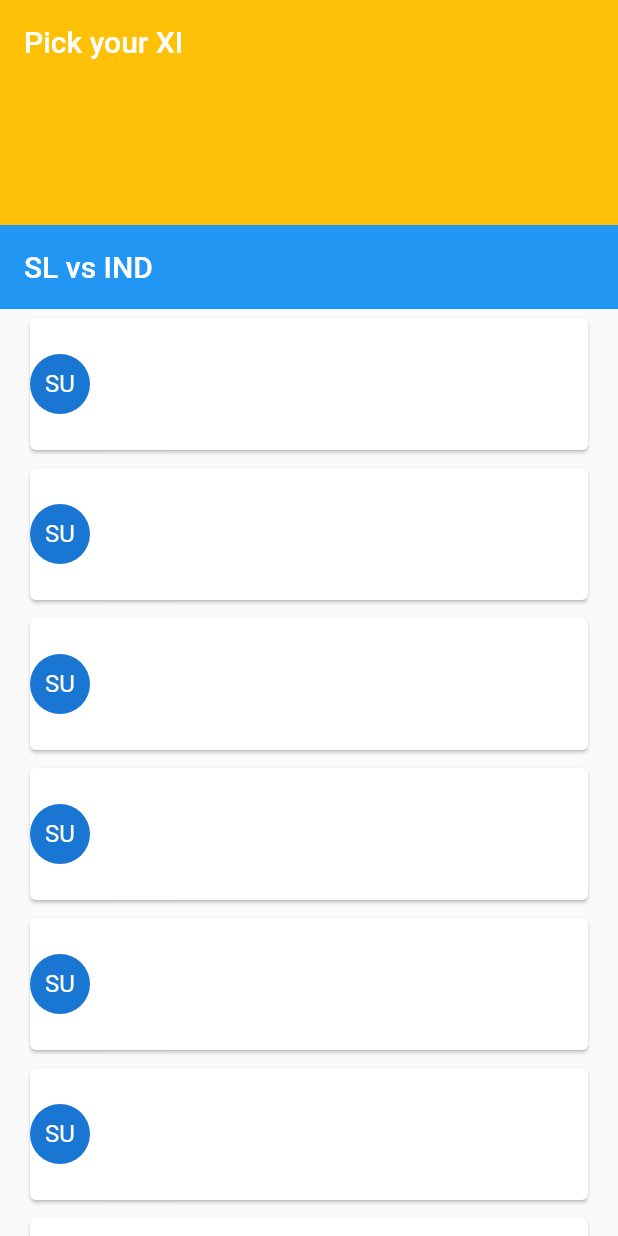
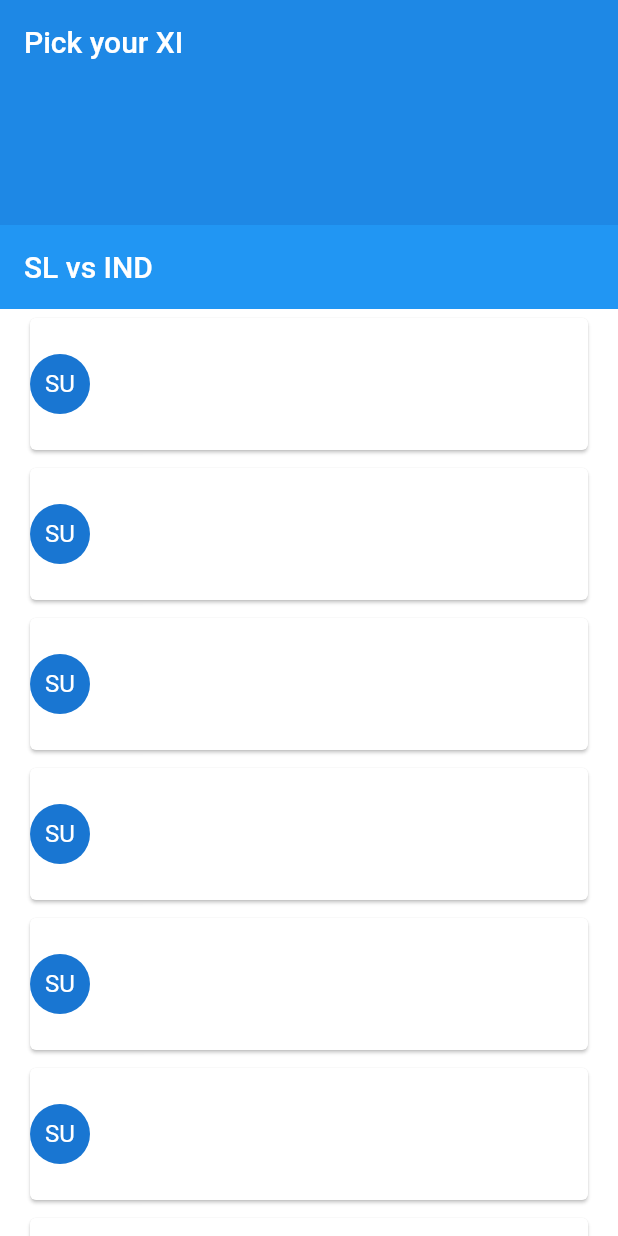
Before and after one commit to sukie2/flutter-smash-it-fantasy-league, a Flutter app: the screen it shows after launch, on a phone screen of 412 x 824 dp. Run offline on Flutter 3.47's test engine with Material 2 defaults, Android fonts, the phone set to English and light mode, and no system bars.

Commit message:
Added themes.

```diff
--- /dev/null
+++ b/lib/SmashItApp.dart
@@ -0,0 +1,32 @@
+import 'package:flutter/material.dart';
+import 'package:smash_it/screens/palyer_selection_screen.dart';
+import 'package:smash_it/theme/themes.dart';
+
+class SmashItApp extends StatefulWidget {
+  const SmashItApp({Key? key}) : super(key: key);
+
+  @override
+  _SmashItAppState createState() => _SmashItAppState();
+}
+
+class _SmashItAppState extends State<SmashItApp> {
+  @override
+  void initState() {
+    super.initState();
+    currentTheme.addListener(() {
+      setState(() {});
+    });
+  }
+
+  @override
+  Widget build(BuildContext context) {
+    return MaterialApp(
+      theme: CustomTheme.lightTheme,
+      darkTheme: CustomTheme.darkTheme,
+      themeMode: currentTheme.currentTheme,
+      home: Scaffold(
+        body: PlayerSelectionScreen(),
+      ),
+    );
+  }
+}
--- a/lib/main.dart
+++ b/lib/main.dart
@@ -1,6 +1,7 @@
 import 'package:flutter/material.dart';
-import 'package:smash_it/screens/palyer_selection_screen.dart';
+
+import 'SmashItApp.dart';
 
 void main() {
-  runApp(PlayerSelectionScreen());
+  runApp(SmashItApp());
 }
--- a/lib/screens/palyer_selection_screen.dart
+++ b/lib/screens/palyer_selection_screen.dart
@@ -11,12 +11,9 @@ class PlayerSelectionScreen extends StatefulWidget {
 class _PlayerSelectionScreenState extends State<PlayerSelectionScreen> {
   @override
   Widget build(BuildContext context) {
-    return MaterialApp(
-      home: Scaffold(
-        body: CustomScrollView(
+    return CustomScrollView(
       slivers: [
         SliverAppBar(
-              backgroundColor: Colors.amber,
           title: Text('Pick your XI'),
           expandedHeight: 30,
           collapsedHeight: 150,
@@ -36,8 +33,6 @@ class _PlayerSelectionScreenState extends State<PlayerSelectionScreen> {
           ),
         ),
       ],
-        ),
-      ),
     );
   }
 }
--- /dev/null
+++ b/lib/theme/themes.dart
@@ -0,0 +1,32 @@
+import 'package:flutter/material.dart';
+
+CustomTheme currentTheme = CustomTheme();
+
+class CustomTheme with ChangeNotifier {
+  static bool _isDarkTheme = false;
+  ThemeMode get currentTheme => _isDarkTheme ? ThemeMode.dark : ThemeMode.light;
+
+  void toggleTheme() {
+    _isDarkTheme = !_isDarkTheme;
+    notifyListeners();
+  }
+
+  static ThemeData get lightTheme {
+    return ThemeData(
+      primaryColor: Colors.blue[600],
+      backgroundColor: Colors.white,
+      scaffoldBackgroundColor: Colors.white,
+      textTheme: TextTheme(
+          bodyText1: TextStyle(color: Colors.blue),
+          bodyText2: TextStyle(color: Colors.blue)),
+    );
+  }
+
+  static ThemeData get darkTheme {
+    return ThemeData(
+      primaryColor: Colors.black12,
+      backgroundColor: Colors.white,
+      scaffoldBackgroundColor: Colors.white,
+    );
+  }
+}
```
Lines whose indentation alone changed are shown as unchanged.
